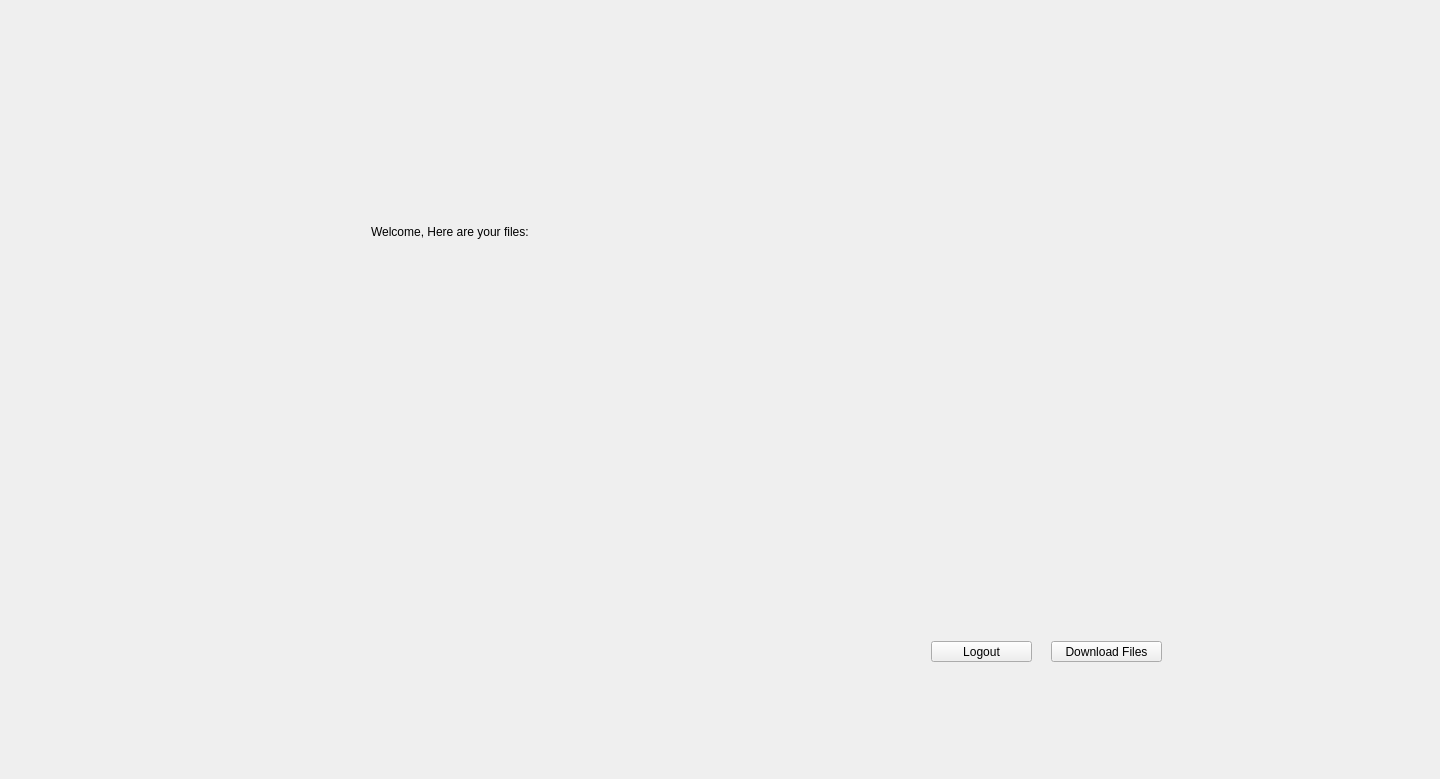
First picture: the form in pyfluminus.ui, repository raynoldng/pyfluminus, before the edit.
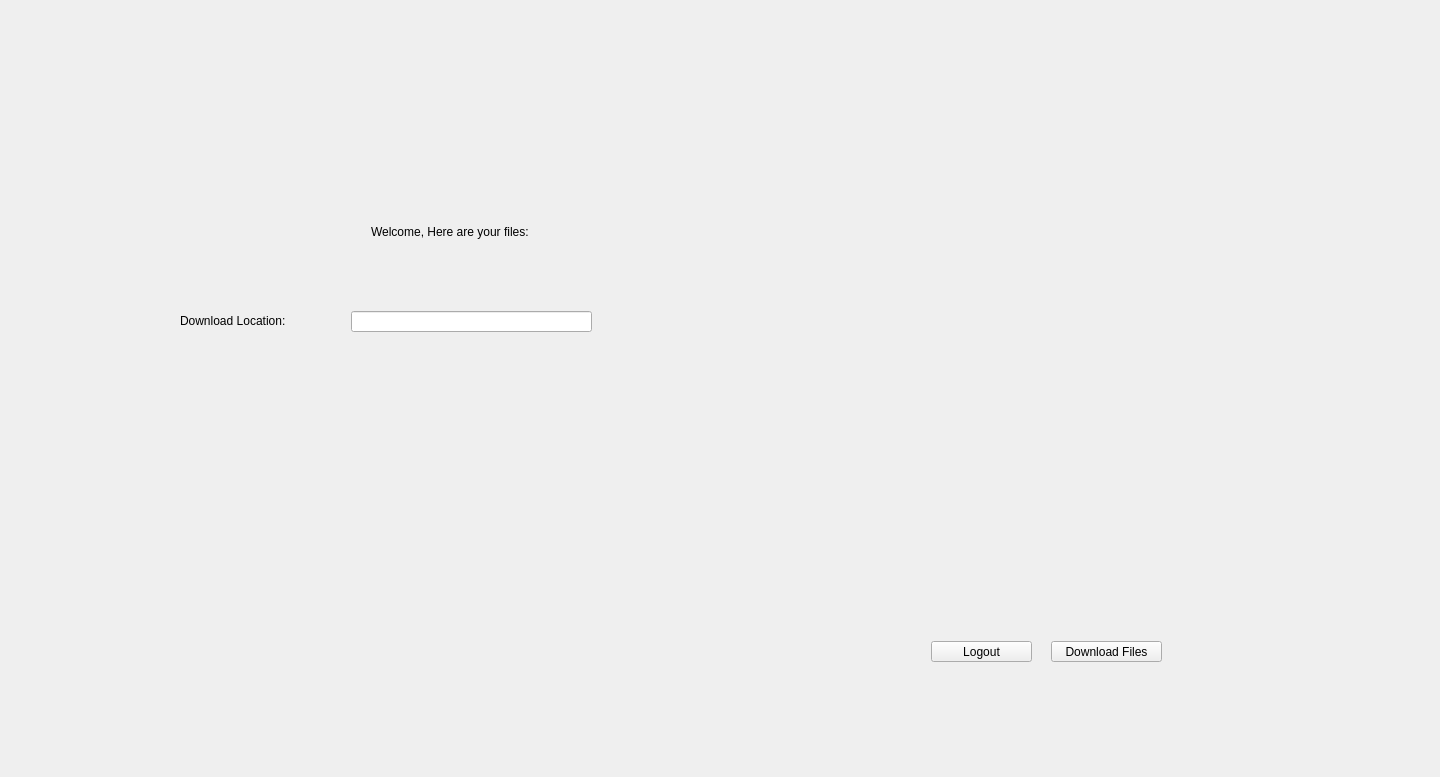
Second picture: the form after the edit. The open tabs and pages were chosen to show the change.

Commit message: Add textbox to specify download location

Diff of the .ui file:
```diff
--- a/pyfluminus.ui
+++ b/pyfluminus.ui
@@ -7,7 +7,7 @@
     <x>0</x>
     <y>0</y>
     <width>1440</width>
-    <height>779</height>
+    <height>777</height>
    </rect>
   </property>
   <property name="windowTitle">
@@ -129,6 +129,29 @@
         <string>Welcome, Here are your files:</string>
        </property>
       </widget>
+      <widget class="QLineEdit" name="lineEdit_3">
+       <property name="geometry">
+        <rect>
+         <x>340</x>
+         <y>300</y>
+         <width>241</width>
+         <height>21</height>
+        </rect>
+       </property>
+      </widget>
+      <widget class="QLabel" name="label_6">
+       <property name="geometry">
+        <rect>
+         <x>169</x>
+         <y>300</y>
+         <width>141</width>
+         <height>20</height>
+        </rect>
+       </property>
+       <property name="text">
+        <string>Download Location:</string>
+       </property>
+      </widget>
      </widget>
      <widget class="QWidget" name="page_3">
       <widget class="QProgressBar" name="DownloadProgress">
```
Left out of the diff: 2 changed lines with no effect on the pictures.
